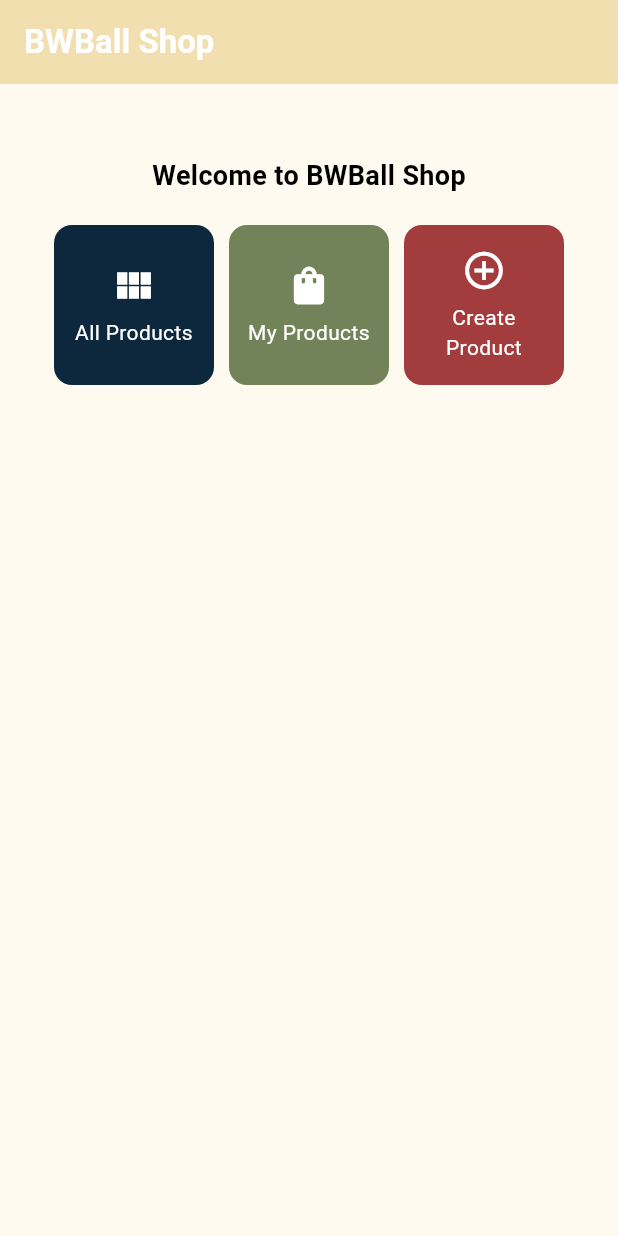
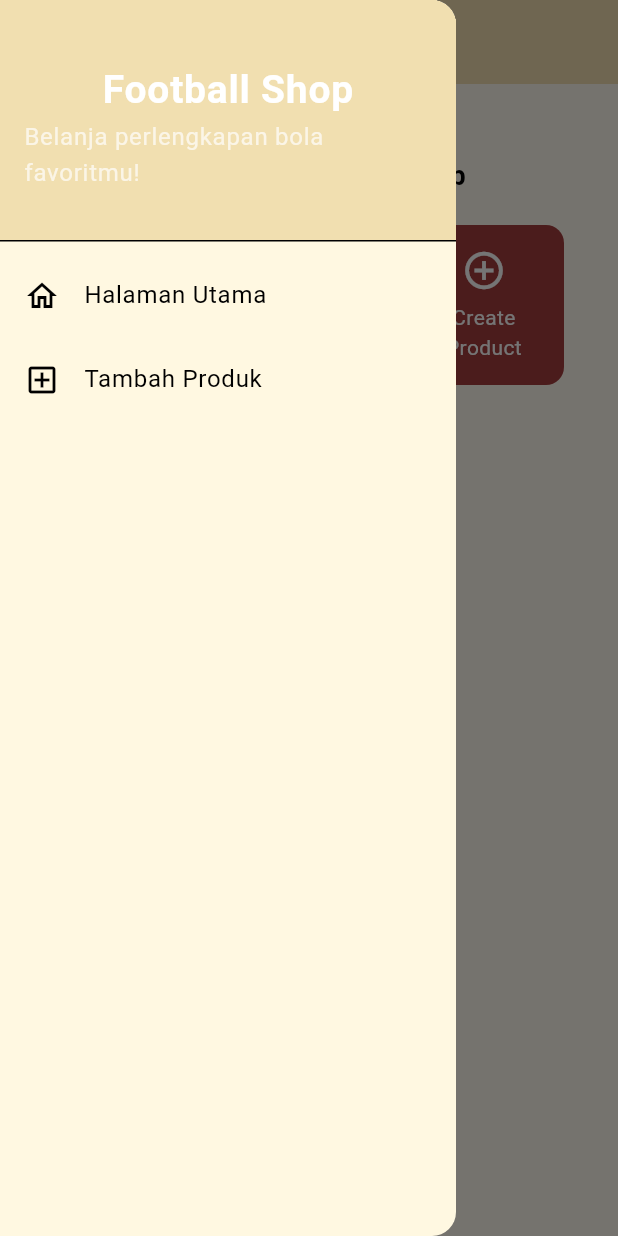
Before and after one commit to cellonada/bwball-shop-mobile, a Flutter app: the screen it shows after launch, with the side drawer open (before the commit the screen has no drawer), on a phone screen of 412 x 824 dp. Run offline on Flutter 3.47's test engine with Material 3 defaults, Android fonts, the phone set to English and light mode, and no system bars.

Commit message:
Tugas 8 Complete

```diff
--- a/lib/main.dart
+++ b/lib/main.dart
@@ -1,5 +1,5 @@
 import 'package:flutter/material.dart';
-import 'package:bwball_shop/menu.dart';
+import 'package:bwball_shop/screens/menu.dart';
 
 void main() {
   runApp(const MyApp());
--- /dev/null
+++ b/lib/widgets/left_drawer.dart
@@ -0,0 +1,59 @@
+import 'package:flutter/material.dart';
+import 'package:bwball_shop/screens/menu.dart';
+import 'package:bwball_shop/screens/product_form.dart';
+
+class LeftDrawer extends StatelessWidget {
+  const LeftDrawer({super.key});
+
+  @override
+  Widget build(BuildContext context) {
+    return Drawer(
+      child: ListView(
+        children: [
+          const DrawerHeader(
+            decoration: BoxDecoration(
+              color: Color(0xFFF1DFB0),
+            ),
+            child: Column(
+              mainAxisAlignment: MainAxisAlignment.center,
+              children: [
+                Text(
+                  'Football Shop',
+                  style: TextStyle(
+                    fontSize: 26,
+                    fontWeight: FontWeight.bold,
+                    color: Colors.white,
+                  ),
+                ),
+                Text(
+                  'Belanja perlengkapan bola favoritmu!',
+                  style: TextStyle(color: Colors.white70),
+                ),
+              ],
+            ),
+          ),
+          ListTile(
+            leading: const Icon(Icons.home_outlined),
+            title: const Text('Halaman Utama'),
+            onTap: () {
+              Navigator.pushReplacement(
+                context,
+                MaterialPageRoute(builder: (context) => MyHomePage()),
+              );
+            },
+          ),
+          ListTile(
+            leading: const Icon(Icons.add_box_outlined),
+            title: const Text('Tambah Produk'),
+            onTap: () {
+              Navigator.pushReplacement(
+                context,
+                MaterialPageRoute(builder: (context) => const ProductFormPage()),
+              );
+            },
+          ),
+        ],
+      ),
+    );
+  }
+}
```
Also changed, not shown: lib/screens/menu.dart (renamed from lib/menu.dart, +9 -0 lines), lib/screens/product_form.dart (added, +184 -0 lines), 1 other file.
